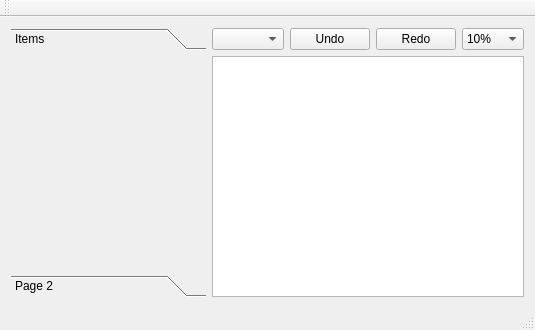
This is mainwindow.ui in xdocek07/ITU-projekt as Qt 5 draws it before an edit. The edited form follows.
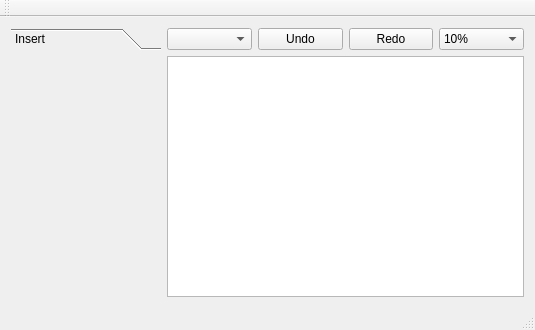
This is the edited form.

Commit message: upraveny toolbox, pridane color combo a rozdeleny insert v editMenu

Patch:
```diff
--- a/mainwindow.ui
+++ b/mainwindow.ui
@@ -25,39 +25,6 @@
     <item row="1" column="1" colspan="4">
      <widget class="QGraphicsView" name="graphicsView"/>
     </item>
-    <item row="0" column="0" rowspan="2">
-     <widget class="QToolBox" name="toolBox">
-      <property name="currentIndex">
-       <number>0</number>
-      </property>
-      <widget class="QWidget" name="item1">
-       <property name="geometry">
-        <rect>
-         <x>0</x>
-         <y>0</y>
-         <width>159</width>
-         <height>188</height>
-        </rect>
-       </property>
-       <attribute name="label">
-        <string>Items</string>
-       </attribute>
-      </widget>
-      <widget class="QWidget" name="page_2">
-       <property name="geometry">
-        <rect>
-         <x>0</x>
-         <y>0</y>
-         <width>159</width>
-         <height>188</height>
-        </rect>
-       </property>
-       <attribute name="label">
-        <string>Page 2</string>
-       </attribute>
-      </widget>
-     </widget>
-    </item>
     <item row="0" column="1">
      <widget class="QComboBox" name="colorCombo"/>
     </item>
@@ -135,6 +102,39 @@
       </item>
      </widget>
     </item>
+    <item row="0" column="0" rowspan="2">
+     <widget class="QToolBox" name="toolBox">
+      <property name="minimumSize">
+       <size>
+        <width>150</width>
+        <height>180</height>
+       </size>
+      </property>
+      <property name="maximumSize">
+       <size>
+        <width>150</width>
+        <height>6000</height>
+       </size>
+      </property>
+      <property name="currentIndex">
+       <number>0</number>
+      </property>
+      <widget class="QWidget" name="wgt">
+       <property name="geometry">
+        <rect>
+         <x>0</x>
+         <y>0</y>
+         <width>150</width>
+         <height>219</height>
+        </rect>
+       </property>
+       <attribute name="label">
+        <string>Insert</string>
+       </attribute>
+       <layout class="QGridLayout" name="gridLayout_2"/>
+      </widget>
+     </widget>
+    </item>
    </layout>
   </widget>
   <widget class="QMenuBar" name="menuBar">
```
Left out of the diff: 2 changed lines with no effect on the pictures. The commit also changes 2 other files.
